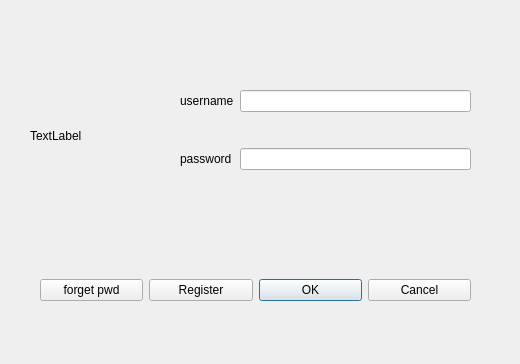
This is login_window.ui in ltg001/word_game as Qt 5 draws it before an edit. The edited form follows.
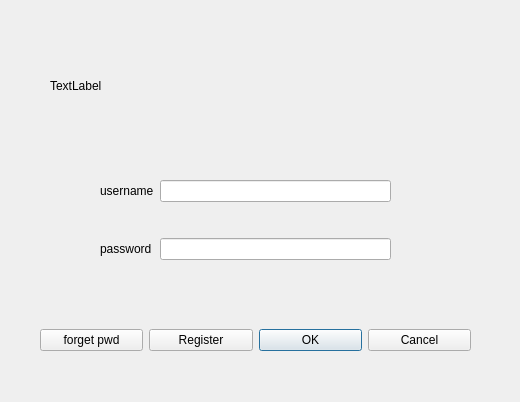
This is the edited form. Icons and pictures are not drawn.

```diff
--- a/login_window.ui
+++ b/login_window.ui
@@ -7,7 +7,7 @@
     <x>0</x>
     <y>0</y>
     <width>520</width>
-    <height>364</height>
+    <height>402</height>
    </rect>
   </property>
   <property name="windowTitle">
@@ -1367,8 +1367,8 @@
   <widget class="QWidget" name="gridLayoutWidget">
    <property name="geometry">
     <rect>
-     <x>180</x>
-     <y>60</y>
+     <x>100</x>
+     <y>150</y>
      <width>291</width>
      <height>141</height>
     </rect>
@@ -1400,7 +1400,7 @@
    <property name="geometry">
     <rect>
      <x>40</x>
-     <y>250</y>
+     <y>300</y>
      <width>431</width>
      <height>81</height>
     </rect>
@@ -1439,9 +1439,9 @@
   <widget class="QLabel" name="label">
    <property name="geometry">
     <rect>
-     <x>30</x>
-     <y>90</y>
-     <width>111</width>
+     <x>50</x>
+     <y>40</y>
+     <width>401</width>
      <height>91</height>
     </rect>
    </property>
```
